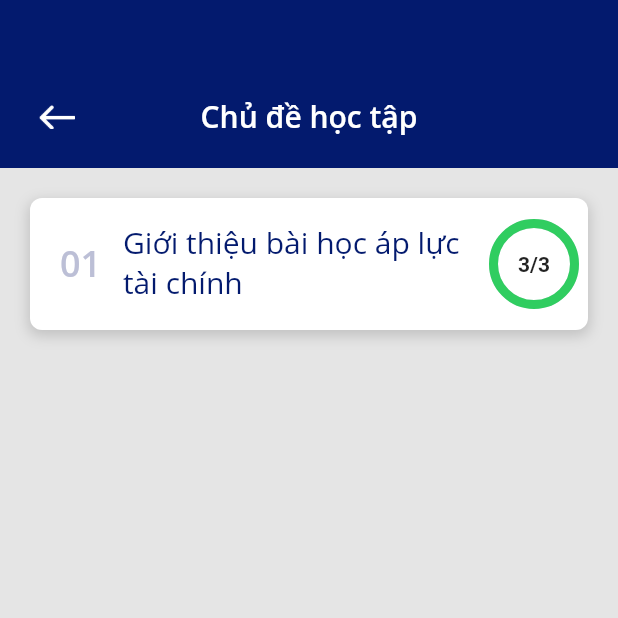
After one commit to THANHMAP/step, a Flutter app: the TopicEducationScreen screen opened by its route, on a phone screen of 412 x 824 dp, the top half of it. The commit adds this screen. Run offline on Flutter 3.47's test engine with Material 2 defaults, Android fonts, the phone set to English and light mode, and no system bars; drawn by our look-alikes of percent_indicator; our stand-ins replace dio, flutter_svg, get, google_fonts, google_sign_in, image_picker and 5 more; missing offline and left inert: dart:ffi; accounts and stored records are empty; network calls fail.

Commit message:
update code

```diff
--- /dev/null
+++ b/lib/compoment/card_education_topic.dart
@@ -0,0 +1,118 @@
+import 'package:flutter/cupertino.dart';
+import 'package:flutter/material.dart';
+import 'package:get/get_core/src/get_main.dart';
+import 'package:get/get_navigation/src/extension_navigation.dart';
+import 'package:percent_indicator/circular_percent_indicator.dart';
+import 'package:step_bank/shared/SPref.dart';
+import '../strings.dart';
+import '../themes.dart';
+import 'dialog_confirm.dart';
+
+class CardEducationTopicWidget extends StatelessWidget {
+  final String? title;
+  final String? numberLesson;
+  final String? linkUrl;
+  final VoidCallback? onClicked;
+
+  const CardEducationTopicWidget({
+    Key? key,
+    this.title,
+    this.numberLesson,
+    this.linkUrl,
+    this.onClicked,
+  }) : super(key: key);
+
+  @override
+  Widget build(BuildContext context) {
+    return InkWell(
+      onTap: onClicked,
+      child: Container(
+        decoration: BoxDecoration(
+          shape: BoxShape.rectangle,
+          color: Colors.white,
+          borderRadius: BorderRadius.circular(8),
+          boxShadow: [
+            BoxShadow(
+              color: Colors.grey.withOpacity(0.5),
+              spreadRadius: 1,
+              blurRadius: 7,
+              offset: const Offset(0, 3), // changes position of shadow
+            ),
+          ],
+        ),
+        child: Row(
+          mainAxisAlignment: MainAxisAlignment.start,
+          // crossAxisAlignment: CrossAxisAlignment.center,
+          children: [
+            Expanded(
+              flex: 1,
+              child: Padding(
+                padding: const EdgeInsets.only(
+                    top: 16, left: 20, bottom: 18, right: 0),
+                child: Text(
+                  "01",
+                  // textAlign: TextAlign.start,
+                  style: const TextStyle(
+                    fontSize: 24,
+                    color: Mytheme.color_BCBFD6,
+                    fontWeight: FontWeight.w600,
+                    fontFamily: "OpenSans-SemiBold",
+                  ),
+                ),
+              ),
+            ),
+            Expanded(
+              flex: 4,
+              child: Padding(
+                padding: const EdgeInsets.only(
+                    top: 16, left: 0, bottom: 18, right: 0),
+                child: Column(
+                  mainAxisAlignment: MainAxisAlignment.start,
+                  crossAxisAlignment: CrossAxisAlignment.start,
+                  children: [
+                    Align(
+                      alignment: Alignment.centerLeft,
+                      child: Text(
+                        title ?? "",
+                        // textAlign: TextAlign.start,
+                        style: const TextStyle(
+                          fontSize: 20,
+                          color: Mytheme.colorBgButtonLogin,
+                          fontWeight: FontWeight.w400,
+                          fontFamily: "OpenSans-Regular",
+                        ),
+                      ),
+                    ),
+                  ],
+                ),
+              ),
+            ),
+            Expanded(
+              flex: 1,
+              child: Padding(
+                padding: const EdgeInsets.only(
+                    top: 0, left: 0, bottom: 0, right: 10),
+                child: CircularPercentIndicator(
+                  radius: 30.0,
+                  animation: true,
+                  animationDuration: 1200,
+                  lineWidth: 6.0,
+                  percent: 1,
+                  center: new Text(
+                    "3/3",
+                    style:
+                    new TextStyle(fontWeight: FontWeight.bold, fontSize: 14.0),
+                  ),
+                  circularStrokeCap: CircularStrokeCap.butt,
+                  backgroundColor: Mytheme.color_DCDEE9,
+                  progressColor: Mytheme.color_0xFF30CD60,
+                ),
+              ),
+
+            ),
+          ],
+        ),
+      ),
+    );
+  }
+}
--- /dev/null
+++ b/lib/models/education_model.dart
@@ -0,0 +1,56 @@
+class EducationModel {
+  bool? statusError;
+  int? statusCode;
+  String? message;
+  List<EducationData>? data;
+
+  EducationModel({this.statusError, this.statusCode, this.message, this.data});
+
+  EducationModel.fromJson(Map<String, dynamic> json) {
+    statusError = json['status_error'];
+    statusCode = json['status_code'];
+    message = json['message'];
+    if (json['data'] != null) {
+      data = <EducationData>[];
+      json['data'].forEach((v) {
+        data!.add(new EducationData.fromJson(v));
+      });
+    }
+  }
+
+  Map<String, dynamic> toJson() {
+    final Map<String, dynamic> data = new Map<String, dynamic>();
+    data['status_error'] = this.statusError;
+    data['status_code'] = this.statusCode;
+    data['message'] = this.message;
+    if (this.data != null) {
+      data['data'] = this.data!.map((v) => v.toJson()).toList();
+    }
+    return data;
+  }
+}
+
+class EducationData {
+  int? id;
+  String? name;
+  String? description;
+  String? createdAt;
+
+  EducationData({this.id, this.name, this.description, this.createdAt});
+
+  EducationData.fromJson(Map<String, dynamic> json) {
+    id = json['id'];
+    name = json['name'];
+    description = json['description'];
+    createdAt = json['createdAt'];
+  }
+
+  Map<String, dynamic> toJson() {
+    final Map<String, dynamic> data = new Map<String, dynamic>();
+    data['id'] = this.id;
+    data['name'] = this.name;
+    data['description'] = this.description;
+    data['createdAt'] = this.createdAt;
+    return data;
+  }
+}
--- a/lib/router/AppPages.dart
+++ b/lib/router/AppPages.dart
@@ -1,3 +1,4 @@
+import 'package:get/get.dart';
 import 'package:get/get_navigation/src/routes/get_route.dart';
 import 'package:step_bank/screens/forgotpassword/forgotpassowrd_screen.dart';
 import 'package:step_bank/screens/forgotpassword/input_old_password.dart';
@@ -15,6 +16,8 @@ import 'package:step_bank/screens/splash/splash.dart';
 import 'package:step_bank/screens/test.dart';
 import 'package:step_bank/screens/updatepassword/update_password_screen.dart';
 
+import '../screens/dashboard/education.dart';
+import '../screens/education/topic_education.dart';
 import 'app_router.dart';
 
 class AppPages {
@@ -28,22 +31,27 @@ class AppPages {
       page: () => const SplashPage(),
     ),
     GetPage(
+      transition: Transition.rightToLeft,
       name: AppRoutes.login,
       page: () => const LoginScreen(),
     ),
     GetPage(
+      transition: Transition.rightToLeft,
       name: AppRoutes.forgotPassword,
       page: () => const ForgotPassWordScreen(),
     ),
     GetPage(
+      transition: Transition.rightToLeft,
       name: AppRoutes.otp,
       page: () => const OtpScreen(),
     ),
     GetPage(
+      transition: Transition.rightToLeft,
       name: AppRoutes.updatePassword,
       page: () => const UpdatePassWordScreen(),
     ),
     GetPage(
+      transition: Transition.rightToLeft,
       name: AppRoutes.register,
       page: () => const RegisterScreen(),
     ),
@@ -52,32 +60,48 @@ class AppPages {
       page: () => const HomeMain(),
     ),
     GetPage(
+      transition: Transition.rightToLeft,
       name: AppRoutes.news,
       page: () => const NewsScreen(),
     ),
     GetPage(
+      transition: Transition.rightToLeft,
       name: AppRoutes.newsDetail,
       page: () => const NewsDetailScreen(newsData: null,),
     ),
     GetPage(
+      transition: Transition.rightToLeft,
       name: AppRoutes.editProfile,
       page: () => const AccountScreen(),
     ),
     GetPage(
+      transition: Transition.rightToLeft,
       name: AppRoutes.reportError,
       page: () => const ReportScreen(),
     ),
     GetPage(
+      transition: Transition.rightToLeft,
       name: AppRoutes.faq,
       page: () => const FAQScreen(),
     ),
     GetPage(
+      transition: Transition.rightToLeft,
       name: AppRoutes.setupAccount,
       page: () => const AccountSetupScreen(),
     ),
     GetPage(
+      transition: Transition.rightToLeft,
       name: AppRoutes.inputAccountAgain,
       page: () => const InputOldPassWordScreen(),
     ),
+    GetPage(
+      name: AppRoutes.education,
+      page: () => const EducationScreen(),
+    ),
+    GetPage(
+      transition: Transition.rightToLeft,
+      name: AppRoutes.educationTopic,
+      page: () => const TopicEducationScreen(),
+    ),
   ];
 }
--- a/lib/router/app_router.dart
+++ b/lib/router/app_router.dart
@@ -18,4 +18,7 @@ class AppRoutes {
   static const String test = "/test";
   static const String setupAccount = "/setupAccount";
   static const String inputAccountAgain = "/inputAccountAgain";
+
+  static const String education = "/education";
+  static const String educationTopic = "/educationTopic";
 }
--- a/lib/screens/dashboard/home.dart
+++ b/lib/screens/dashboard/home.dart
@@ -50,7 +50,7 @@ class _HomeScreenState extends State<HomeScreen> {
   Widget build(BuildContext context) {
     return GestureDetector(
       child: Scaffold(
-        backgroundColor: Mytheme.kBackgroundColor,
+        backgroundColor: Mytheme.colorBgMain,
         body: SingleChildScrollView(
           child: Padding(
             padding: const EdgeInsets.only(bottom: 90),
--- a/lib/screens/dashboard/profile.dart
+++ b/lib/screens/dashboard/profile.dart
@@ -45,7 +45,7 @@ class _ProfileScreenState extends State<ProfileScreen> {
         onTap: () => FocusScope.of(context).requestFocus(FocusNode()),
         child: Scaffold(
           resizeToAvoidBottomInset: false,
-          backgroundColor: Mytheme.kBackgroundColor,
+          backgroundColor: Mytheme.colorBgMain,
           body: Column(
             children: <Widget>[
               AppbarWidget(
@@ -92,6 +92,7 @@ class _ProfileScreenState extends State<ProfileScreen> {
                                 linkUrl: 'assets/images/img_info.png',
                                 onClicked: () {
                                   Get.toNamed('/editProfile');
+                                  // Get.toNamed('/educationTopic');
                                 },
                               ),
                               const SizedBox(height: 10),
--- /dev/null
+++ b/lib/screens/education/topic_education.dart
@@ -0,0 +1,140 @@
+import 'dart:convert';
+
+import 'package:flutter/material.dart';
+import 'package:flutter/services.dart';
+import 'package:get/get.dart';
+import 'package:persistent_bottom_nav_bar/persistent-tab-view.dart';
+import 'package:progress_dialog/progress_dialog.dart';
+import 'package:step_bank/compoment/appbar_wiget.dart';
+import 'package:step_bank/compoment/button_wiget.dart';
+import 'package:step_bank/compoment/button_wiget_border.dart';
+import 'package:step_bank/compoment/textfield_widget.dart';
+import 'package:step_bank/models/education_model.dart';
+import 'package:step_bank/models/news_model.dart';
+import 'package:step_bank/service/api_manager.dart';
+import 'package:step_bank/service/remote_service.dart';
+import 'package:step_bank/strings.dart';
+
+import '../../compoment/card_education.dart';
+import '../../compoment/card_education_topic.dart';
+import '../../compoment/card_setting.dart';
+import '../../themes.dart';
+import '../../util.dart';
+
+class TopicEducationScreen extends StatefulWidget {
+  const TopicEducationScreen({Key? key}) : super(key: key);
+
+  @override
+  _TopicEducationScreenState createState() => _TopicEducationScreenState();
+}
+
+class _TopicEducationScreenState extends State<TopicEducationScreen> {
+  late ProgressDialog pr;
+  List<EducationData> _educationList = [];
+
+  @override
+  void initState() {
+    super.initState();
+    pr = ProgressDialog(
+      context,
+      type: ProgressDialogType.Normal,
+      isDismissible: false,
+    );
+    Utils.portraitModeOnly();
+  }
+
+  @override
+  Widget build(BuildContext context) {
+    return GestureDetector(
+        onTap: () => FocusScope.of(context).requestFocus(FocusNode()),
+        child: Scaffold(
+          resizeToAvoidBottomInset: false,
+          backgroundColor: Mytheme.colorBgMain,
+          body: Column(
+            children: <Widget>[
+              AppbarWidget(
+                text: "Chủ đề học tập",
+                onClicked: () {
+                  Navigator.of(context).pop(false);
+                },
+              ),
+              Expanded(
+                child: SingleChildScrollView(
+                  child: Padding(
+                    padding: const EdgeInsets.only(
+                        top: 20, left: 20, right: 20, bottom: 0),
+                    child: Column(
+                      mainAxisSize: MainAxisSize.max,
+                      children: [
+                        CardEducationTopicWidget(
+                          title: "Giới thiệu bài học áp lực tài chính",
+                          numberLesson: "10 bài học",
+                          linkUrl: 'assets/images/img_taichinh.png',
+                          onClicked: () {
+                            Get.toNamed('/editProfile');
+                          },
+                        ),
+                      ],
+                    ),
+                  ),
+                ),
+              )
+            ],
+          ),
+        ));
+  }
+
+  headerLayout() {
+    return Container(
+      height: 236,
+      decoration: const BoxDecoration(
+        image: DecorationImage(
+          image: AssetImage("assets/images/img_header_home.png"),
+          fit: BoxFit.cover,
+        ),
+      ),
+      // child: Column(
+      //   children: const <Widget>[],
+      // ),
+    );
+  }
+
+  loadCardEducation() {
+    if (_educationList.isNotEmpty) {
+      Padding(
+        padding: const EdgeInsets.only(top: 20, left: 16, right: 16, bottom: 0),
+        child: Column(
+          children: [
+            for (var i = 0; i < 2; i++) ...[
+              CardEducatonWidget(
+                title: _educationList[i].name,
+                numberLesson: "10 bài học",
+                linkUrl: 'assets/images/img_taichinh.png',
+                onClicked: () {
+                  Get.toNamed('/editProfile');
+                },
+              ),
+            ]
+          ],
+        ),
+      );
+    }
+  }
+
+  Future<void> loadListEducation() async {
+    await pr.show();
+    APIManager.getAPICallNeedToken(RemoteServices.listCourseURL).then(
+            (value) async {
+          await pr.hide();
+          var data = EducationModel.fromJson(value);
+          if (data.statusCode == 200) {
+            setState(() {
+              _educationList = data.data!;
+            });
+          }
+        }, onError: (error) async {
+      await pr.hide();
+      Utils.showError(error.toString(), context);
+    });
+  }
+}
--- a/lib/service/remote_service.dart
+++ b/lib/service/remote_service.dart
@@ -27,6 +27,10 @@ class RemoteServices {
   static var reportErrorURL = '$baseURL/api/v1/setting/store-comment-error-app';
   static var faqURL = '$baseURL/api/v1/setting/list-faqs';
   static var updateAvatarURL = '$baseURL/api/v1/user/update-avatar';
+
+  // education
+
+  static var listCourseURL = '$baseURL/api/v1/education/list-course';
 
 
 
--- a/lib/themes.dart
+++ b/lib/themes.dart
@@ -44,6 +44,7 @@ class Mytheme {
   static const color_active = Color(0xFF031A6E);
   static const color_inActive = Color(0xFFBCBFD6);
   static const color_DCDEE9 = Color(0xFFDCDEE9);
+  static const color_0xFF30CD60 = Color(0xFF30CD60);
 
 
 
--- a/pubspec.yaml
+++ b/pubspec.yaml
@@ -46,6 +46,7 @@ dependencies:
   google_sign_in: ^5.2.4
   local_auth: ^1.1.11
   dio: ^4.0.4
+  percent_indicator: ^4.0.0
 
 
 dev_dependencies:
@@ -89,6 +90,10 @@ flutter:
     - family: OpenSans-ExtraBoldItalic
       fonts:
         - asset: assets/fonts/OpenSans-ExtraBold.ttf
+
+    - family: MyFlutterApp # the name of your font family
+      fonts:
+        - asset: assets/fonts/MyFlutterApp.ttf
   # An image asset can refer to one or more resolution-specific "variants", see
   # https://flutter.dev/assets-and-images/#resolution-aware.
 
```
Also changed, not shown: lib/compoment/card_education.dart (added, +98 -0 lines), lib/icon.dart (added, +13 -0 lines), lib/screens/dashboard/education.dart (added, +154 -0 lines), lib/screens/home/home_main.dart (+20 -17 lines), assets/fonts/MyFlutterApp.ttf (added), assets/images/ic_tool.png (added), assets/images/ic_tool.svg (added), assets/images/img_taichinh.png (added), pubspec.lock.
